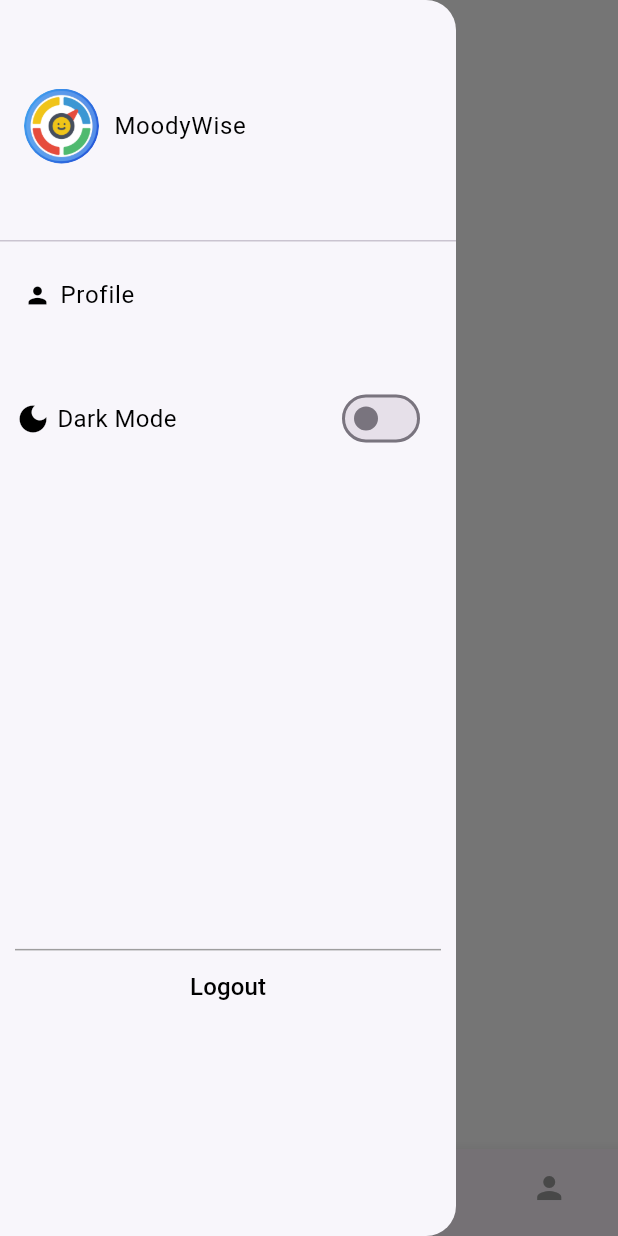
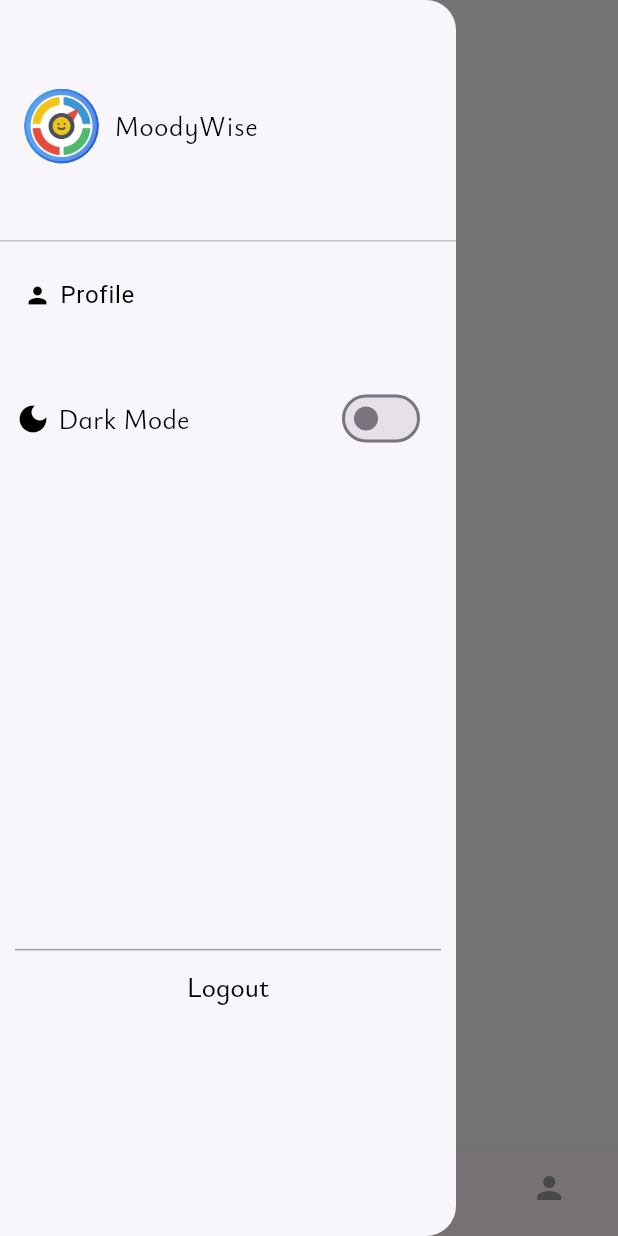
Before and after one commit to mervenurtopcu/mood_based_suggestions, a Flutter app: the screen it shows once a user with an empty profile is signed in, after a tap on the "menu" icon, on a phone screen of 412 x 824 dp. Run offline on Flutter 3.47's test engine with Material 2 defaults, Android fonts, the phone set to English and light mode, and no system bars; our stand-ins replace cloud_firestore, email_validator, equatable, firebase_auth, firebase_core, firebase_storage and 4 more; accounts and stored records are empty; network calls fail.

Commit message:
fonts added

```diff
--- a/lib/features/profile/profile_screen.dart
+++ b/lib/features/profile/profile_screen.dart
@@ -6,6 +6,8 @@ import 'package:mood_based_suggestions/features/profile/profile_screen_provider.
 import 'package:mood_based_suggestions/product/constants/color_constants.dart';
 import 'package:mood_based_suggestions/product/theme/index.dart';
 import 'package:mood_based_suggestions/product/widget/button/authentication_button.dart';
+
+import '../../product/constants/text_style.dart';
 
 
 
@@ -118,11 +120,11 @@ class _ProfileScreenState extends ConsumerState<ProfileScreen> {
               onPressed: () {
                 ref.read(profileScreenProvider).deleteProfilePhoto(context);
               },
-              child: const Text('Delete Profile Photo',style: TextStyle(color: ColorConstants.loginSubtitle),),),
+              child: const Text('Delete Profile Photo',style:CustomTextYsabeauInfant.nameOfTextStyle, /*TextStyle(color: ColorConstants.loginSubtitle),*/),),
             SizedBox(
               height: MediaQuery.of(context).size.height * 0.02,
             ),
-            Text(currentFirebaseUser?.email ?? '',style: TextStyle(color: ref.watch(settingsProvider).isDarkTheme ? ColorConstants.white : ColorConstants.black),),
+            Text(currentFirebaseUser?.email ?? '',style: TextStyle(color: ref.watch(settingsProvider).isDarkTheme ? ColorConstants.white : ColorConstants.black, fontFamily: 'YsabeauInfant', fontSize: 16),),
             SizedBox(
               height: MediaQuery.of(context).size.height * 0.06,
             ),
--- a/lib/product/app_states/drawer_menu.dart
+++ b/lib/product/app_states/drawer_menu.dart
@@ -32,7 +32,7 @@ class SideMenu extends ConsumerWidget {
                   const SizedBox(width: 10),
                   Text(
                     StringConstants.drawerHeader,
-                    style: TextStyle(color: ref.watch(settingsProvider).isDarkTheme ? ColorConstants.white: ColorConstants.black, fontSize: 16),
+                    style: TextStyle(color: ref.watch(settingsProvider).isDarkTheme ? ColorConstants.white: ColorConstants.black, fontSize: 18, fontFamily: 'YsabeauInfant',),
                   ),
                 ],
               ),
@@ -62,7 +62,7 @@ class SideMenu extends ConsumerWidget {
                  mainAxisAlignment: MainAxisAlignment.start,
                  children: [
                    Icon(Icons.dark_mode,color: ref.watch(settingsProvider).isDarkTheme ? ColorConstants.white : ColorConstants.black,),
-                   Text(StringConstants.drawerSwitchButton,style: TextStyle(color: ref.watch(settingsProvider).isDarkTheme ? ColorConstants.white : ColorConstants.black,fontSize: 16),),
+                   Text(StringConstants.drawerSwitchButton,style: TextStyle(color: ref.watch(settingsProvider).isDarkTheme ? ColorConstants.white : ColorConstants.black,fontSize: 18,fontFamily: 'YsabeauInfant',),),
 
                  ],
                ),
@@ -91,7 +91,7 @@ class SideMenu extends ConsumerWidget {
             FirebaseAuth.instance.signOut();
             Navigator.pop(context);
           }
-              , child: Text('Logout',style: TextStyle(color: ref.watch(settingsProvider).isDarkTheme ? ColorConstants.white : ColorConstants.black,fontSize: 16),)),
+              , child: Text('Logout',style: TextStyle(color: ref.watch(settingsProvider).isDarkTheme ? ColorConstants.white : ColorConstants.black,fontSize: 18,fontFamily: 'YsabeauInfant',),)),
 
         ],
       ),
```
Also changed, not shown: pubspec.yaml (+27 -21 lines).
